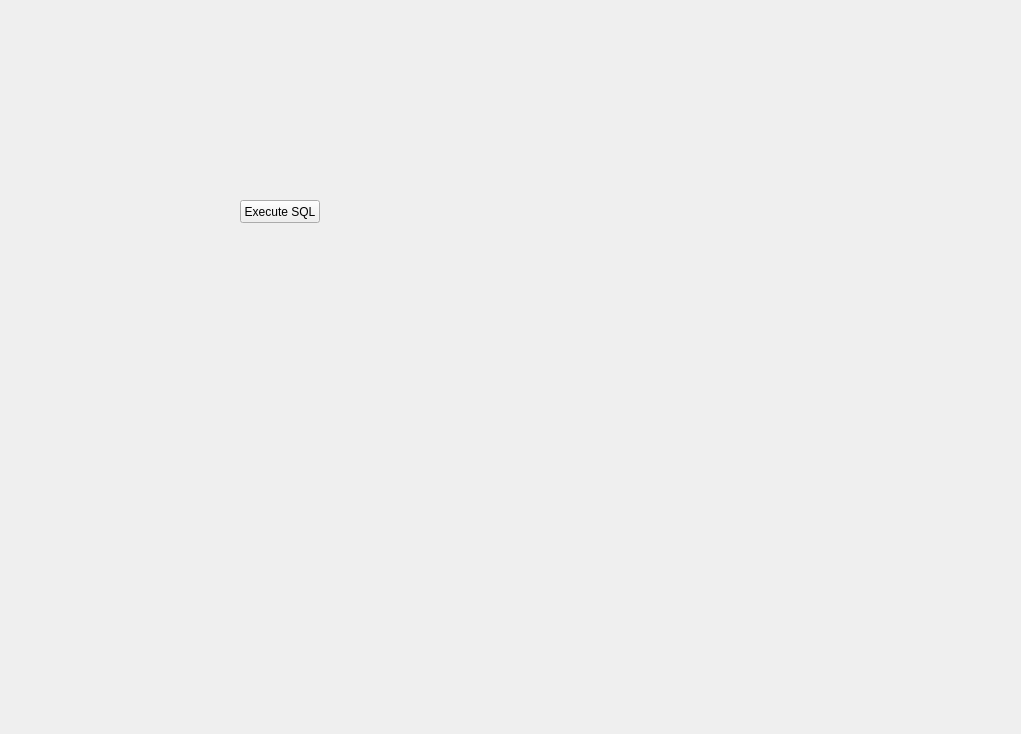
Before: the Qt Designer form StockManager/formtabdatabase.ui in qualia-dev/StockManager, drawn with Qt 5.
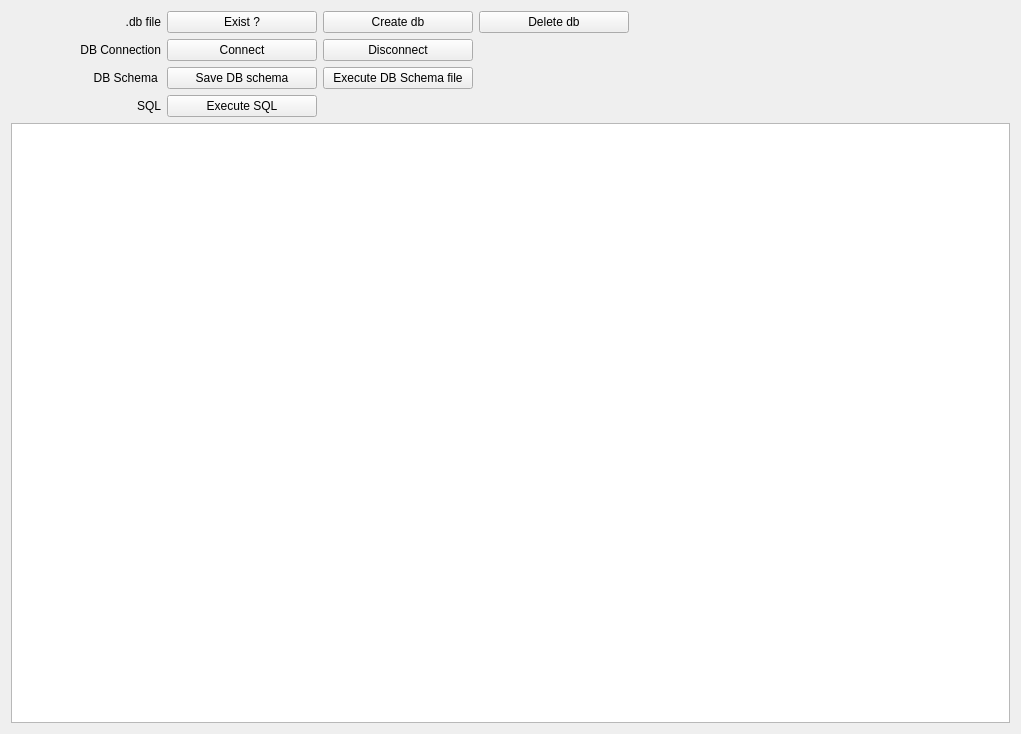
After: the same form once the commit is applied.

```diff
--- a/StockManager/formtabdatabase.ui
+++ b/StockManager/formtabdatabase.ui
@@ -13,22 +13,290 @@
   <property name="windowTitle">
    <string>Form</string>
   </property>
-  <widget class="QPushButton" name="bt_execute_sql">
-   <property name="geometry">
-    <rect>
-     <x>240</x>
-     <y>200</y>
-     <width>80</width>
-     <height>23</height>
-    </rect>
-   </property>
-   <property name="styleSheet">
-    <string notr="true"/>
-   </property>
-   <property name="text">
-    <string>Execute SQL</string>
-   </property>
-  </widget>
+  <layout class="QHBoxLayout" name="horizontalLayout">
+   <item>
+    <layout class="QVBoxLayout" name="verticalLayout">
+     <item>
+      <layout class="QGridLayout" name="gridLayout">
+       <property name="topMargin">
+        <number>0</number>
+       </property>
+       <item row="3" column="2">
+        <widget class="QPushButton" name="bt_execute_sql_schema">
+         <property name="sizePolicy">
+          <sizepolicy hsizetype="Fixed" vsizetype="Fixed">
+           <horstretch>0</horstretch>
+           <verstretch>0</verstretch>
+          </sizepolicy>
+         </property>
+         <property name="minimumSize">
+          <size>
+           <width>150</width>
+           <height>0</height>
+          </size>
+         </property>
+         <property name="text">
+          <string>Execute DB Schema file</string>
+         </property>
+        </widget>
+       </item>
+       <item row="2" column="2">
+        <widget class="QPushButton" name="bt_disconnect">
+         <property name="sizePolicy">
+          <sizepolicy hsizetype="Fixed" vsizetype="Fixed">
+           <horstretch>0</horstretch>
+           <verstretch>0</verstretch>
+          </sizepolicy>
+         </property>
+         <property name="minimumSize">
+          <size>
+           <width>150</width>
+           <height>0</height>
+          </size>
+         </property>
+         <property name="text">
+          <string>Disconnect</string>
+         </property>
+        </widget>
+       </item>
+       <item row="1" column="2">
+        <widget class="QPushButton" name="bt_create">
+         <property name="sizePolicy">
+          <sizepolicy hsizetype="Fixed" vsizetype="Fixed">
+           <horstretch>0</horstretch>
+           <verstretch>0</verstretch>
+          </sizepolicy>
+         </property>
+         <property name="minimumSize">
+          <size>
+           <width>150</width>
+           <height>0</height>
+          </size>
+         </property>
+         <property name="text">
+          <string>Create db</string>
+         </property>
+        </widget>
+       </item>
+       <item row="1" column="4">
+        <spacer name="horizontalSpacer">
+         <property name="orientation">
+          <enum>Qt::Horizontal</enum>
+         </property>
+         <property name="sizeHint" stdset="0">
+          <size>
+           <width>40</width>
+           <height>20</height>
+          </size>
+         </property>
+        </spacer>
+       </item>
+       <item row="1" column="1">
+        <widget class="QPushButton" name="bt_exists">
+         <property name="sizePolicy">
+          <sizepolicy hsizetype="Fixed" vsizetype="Fixed">
+           <horstretch>0</horstretch>
+           <verstretch>0</verstretch>
+          </sizepolicy>
+         </property>
+         <property name="minimumSize">
+          <size>
+           <width>150</width>
+           <height>0</height>
+          </size>
+         </property>
+         <property name="text">
+          <string>Exist ?</string>
+         </property>
+        </widget>
+       </item>
+       <item row="3" column="1">
+        <widget class="QPushButton" name="bt_save_db_schema">
+         <property name="sizePolicy">
+          <sizepolicy hsizetype="Fixed" vsizetype="Fixed">
+           <horstretch>0</horstretch>
+           <verstretch>0</verstretch>
+          </sizepolicy>
+         </property>
+         <property name="minimumSize">
+          <size>
+           <width>150</width>
+           <height>0</height>
+          </size>
+         </property>
+         <property name="text">
+          <string>Save DB schema</string>
+         </property>
+        </widget>
+       </item>
+       <item row="1" column="3">
+        <widget class="QPushButton" name="bt_delete">
+         <property name="sizePolicy">
+          <sizepolicy hsizetype="Fixed" vsizetype="Fixed">
+           <horstretch>0</horstretch>
+           <verstretch>0</verstretch>
+          </sizepolicy>
+         </property>
+         <property name="minimumSize">
+          <size>
+           <width>150</width>
+           <height>0</height>
+          </size>
+         </property>
+         <property name="text">
+          <string>Delete db</string>
+         </property>
+        </widget>
+       </item>
+       <item row="2" column="1">
+        <widget class="QPushButton" name="bt_connect">
+         <property name="sizePolicy">
+          <sizepolicy hsizetype="Fixed" vsizetype="Fixed">
+           <horstretch>0</horstretch>
+           <verstretch>0</verstretch>
+          </sizepolicy>
+         </property>
+         <property name="minimumSize">
+          <size>
+           <width>150</width>
+           <height>0</height>
+          </size>
+         </property>
+         <property name="text">
+          <string>Connect</string>
+         </property>
+        </widget>
+       </item>
+       <item row="1" column="0">
+        <widget class="QLabel" name="label">
+         <property name="sizePolicy">
+          <sizepolicy hsizetype="Fixed" vsizetype="Preferred">
+           <horstretch>0</horstretch>
+           <verstretch>0</verstretch>
+          </sizepolicy>
+         </property>
+         <property name="minimumSize">
+          <size>
+           <width>150</width>
+           <height>0</height>
+          </size>
+         </property>
+         <property name="text">
+          <string>.db file</string>
+         </property>
+         <property name="alignment">
+          <set>Qt::AlignRight|Qt::AlignTrailing|Qt::AlignVCenter</set>
+         </property>
+         <property name="margin">
+          <number>5</number>
+         </property>
+        </widget>
+       </item>
+       <item row="4" column="1">
+        <widget class="QPushButton" name="bt_execute_sql">
+         <property name="sizePolicy">
+          <sizepolicy hsizetype="Fixed" vsizetype="Fixed">
+           <horstretch>0</horstretch>
+           <verstretch>0</verstretch>
+          </sizepolicy>
+         </property>
+         <property name="minimumSize">
+          <size>
+           <width>150</width>
+           <height>0</height>
+          </size>
+         </property>
+         <property name="styleSheet">
+          <string notr="true"/>
+         </property>
+         <property name="text">
+          <string>Execute SQL</string>
+         </property>
+        </widget>
+       </item>
+       <item row="2" column="0">
+        <widget class="QLabel" name="label_3">
+         <property name="sizePolicy">
+          <sizepolicy hsizetype="Fixed" vsizetype="Preferred">
+           <horstretch>0</horstretch>
+           <verstretch>0</verstretch>
+          </sizepolicy>
+         </property>
+         <property name="minimumSize">
+          <size>
+           <width>150</width>
+           <height>0</height>
+          </size>
+         </property>
+         <property name="text">
+          <string>DB Connection</string>
+         </property>
+         <property name="alignment">
+          <set>Qt::AlignRight|Qt::AlignTrailing|Qt::AlignVCenter</set>
+         </property>
+         <property name="margin">
+          <number>5</number>
+         </property>
+        </widget>
+       </item>
+       <item row="3" column="0">
+        <widget class="QLabel" name="label_2">
+         <property name="sizePolicy">
+          <sizepolicy hsizetype="Fixed" vsizetype="Preferred">
+           <horstretch>0</horstretch>
+           <verstretch>0</verstretch>
+          </sizepolicy>
+         </property>
+         <property name="minimumSize">
+          <size>
+           <width>150</width>
+           <height>0</height>
+          </size>
+         </property>
+         <property name="text">
+          <string>DB Schema </string>
+         </property>
+         <property name="alignment">
+          <set>Qt::AlignRight|Qt::AlignTrailing|Qt::AlignVCenter</set>
+         </property>
+         <property name="margin">
+          <number>5</number>
+         </property>
+        </widget>
+       </item>
+       <item row="4" column="0">
+        <widget class="QLabel" name="label_4">
+         <property name="sizePolicy">
+          <sizepolicy hsizetype="Fixed" vsizetype="Preferred">
+           <horstretch>0</horstretch>
+           <verstretch>0</verstretch>
+          </sizepolicy>
+         </property>
+         <property name="minimumSize">
+          <size>
+           <width>150</width>
+           <height>0</height>
+          </size>
+         </property>
+         <property name="text">
+          <string>SQL</string>
+         </property>
+         <property name="alignment">
+          <set>Qt::AlignRight|Qt::AlignTrailing|Qt::AlignVCenter</set>
+         </property>
+         <property name="margin">
+          <number>5</number>
+         </property>
+        </widget>
+       </item>
+      </layout>
+     </item>
+     <item>
+      <widget class="QTextEdit" name="textEdit"/>
+     </item>
+    </layout>
+   </item>
+  </layout>
  </widget>
  <resources/>
  <connections/>
```
